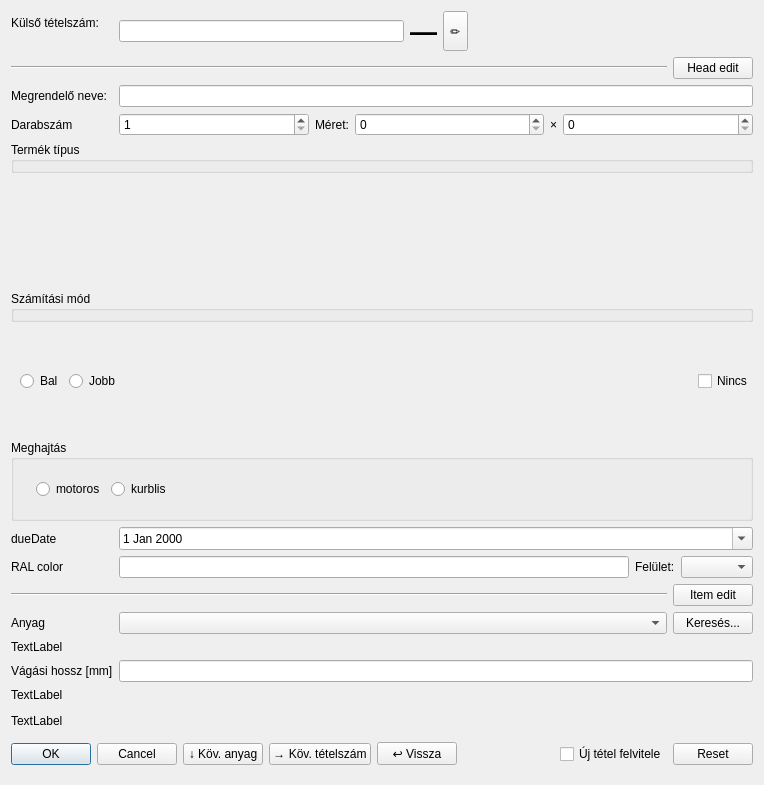
Qt form view/dialog/input/addinputdialog.ui (horvathzoltan/cutplannerpro) before a commit.
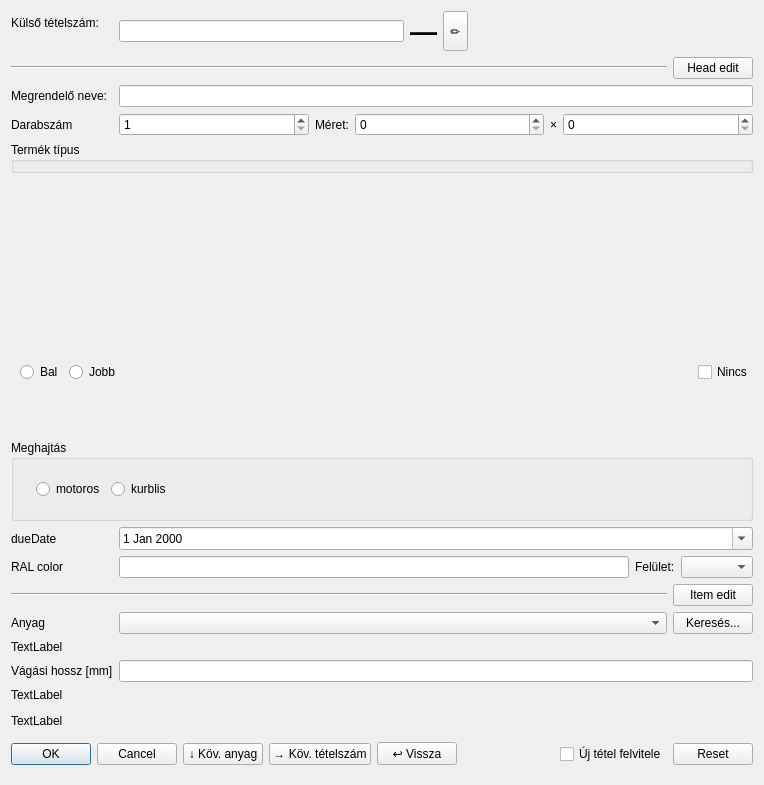
The same form after that commit.

```diff
--- a/view/dialog/input/addinputdialog.ui
+++ b/view/dialog/input/addinputdialog.ui
@@ -190,7 +190,7 @@
      <widget class="QWidget" name="page_2"/>
     </widget>
    </item>
-   <item row="15" column="0" colspan="2">
+   <item row="14" column="0" colspan="2">
     <layout class="QHBoxLayout" name="horizontalLayout_5">
      <item>
       <widget class="QStackedWidget" name="stackHandlerSide">
@@ -492,13 +492,6 @@
      </item>
     </layout>
    </item>
-   <item row="12" column="0" colspan="2">
-    <widget class="QGroupBox" name="groupBox_calcMode">
-     <property name="title">
-      <string>Számítási mód</string>
-     </property>
-    </widget>
-   </item>
   </layout>
  </widget>
  <tabstops>
```
Left out of the diff: 46 changed lines with no effect on the pictures.
